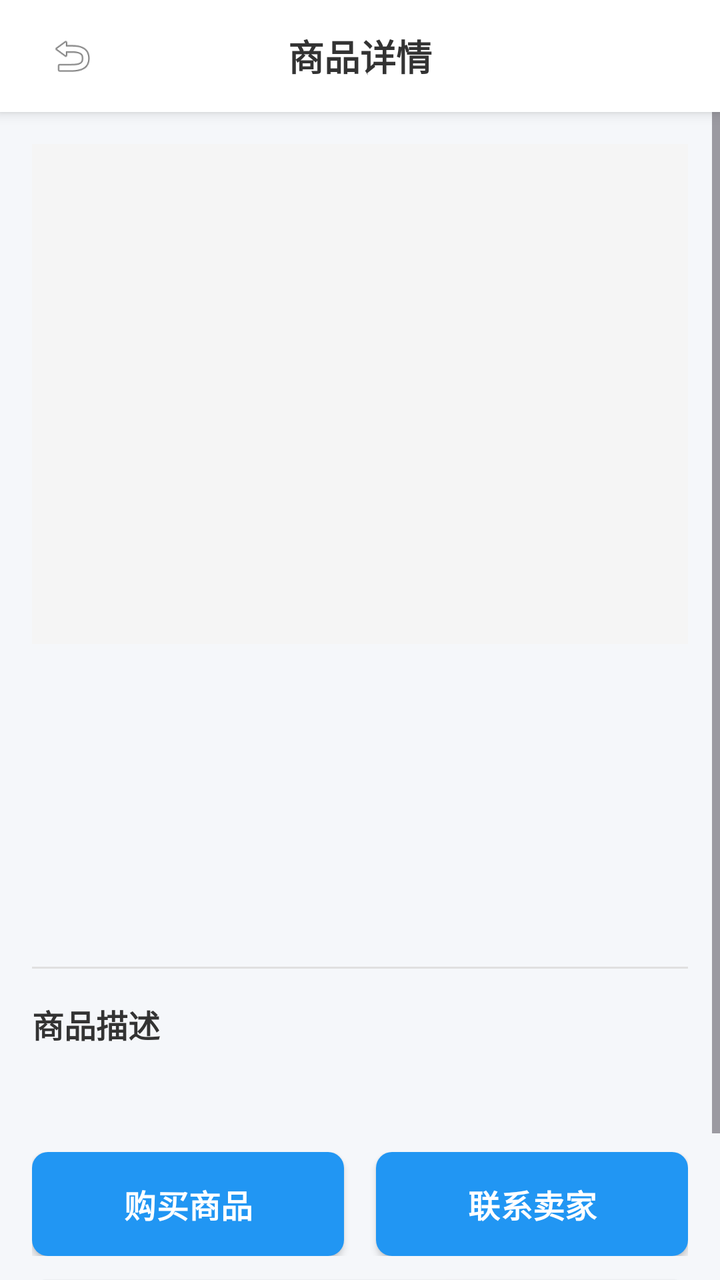
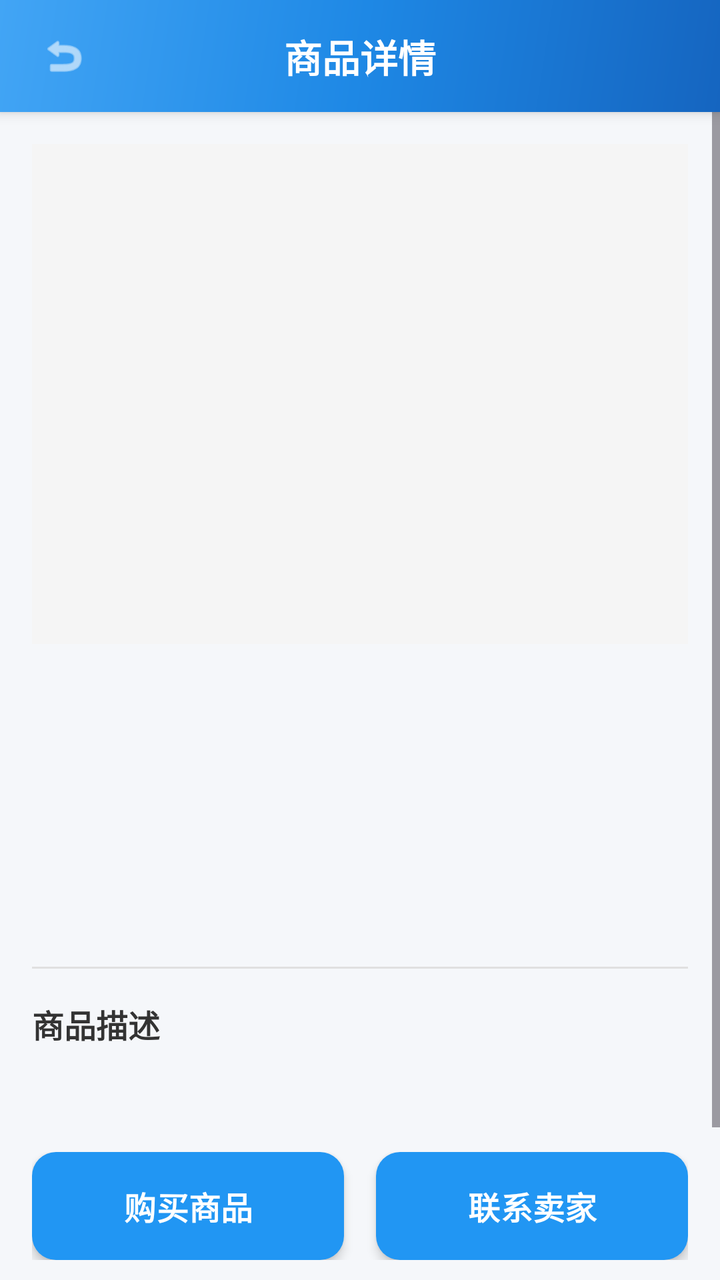

Two renders of the same Android screen: before a commit and after it. Below are the layout's source before the change and the commit's diff.
<!-- AndroidManifest.xml: application theme Theme.SchoolTrade -->
<!-- res/layout/activity_goods_detail.xml -->
<?xml version="1.0" encoding="utf-8"?>
<LinearLayout xmlns:android="http://schemas.android.com/apk/res/android"
    android:layout_width="match_parent"
    android:layout_height="match_parent"
    android:orientation="vertical"
    android:background="@color/bg_gray">

    
    <LinearLayout
        android:layout_width="match_parent"
        android:layout_height="56dp"
        android:orientation="horizontal"
        android:gravity="center_vertical"
        android:paddingHorizontal="16dp"
        android:background="@color/white"
        android:elevation="4dp">

        <ImageView
            android:id="@+id/btn_back"
            android:layout_width="40dp"
            android:layout_height="40dp"
            android:src="@android:drawable/ic_menu_revert"
            android:padding="8dp"
            android:clickable="true"
            android:focusable="true"
            android:background="?attr/selectableItemBackgroundBorderless" />

        <TextView
            android:layout_width="0dp"
            android:layout_height="wrap_content"
            android:layout_weight="1"
            android:text="商品详情"
            android:textSize="18sp"
            android:textStyle="bold"
            android:textColor="@color/text_primary"
            android:gravity="center" />

        <View
            android:layout_width="40dp"
            android:layout_height="40dp" />
    </LinearLayout>

    
    <ScrollView
        android:layout_width="match_parent"
        android:layout_height="match_parent"
        android:fillViewport="true">

        <LinearLayout
            android:layout_width="match_parent"
            android:layout_height="wrap_content"
            android:orientation="vertical"
            android:padding="16dp">

            
            <ImageView
                android:id="@+id/iv_goods_image"
                android:layout_width="match_parent"
                android:layout_height="250dp"
                android:scaleType="centerCrop"
                android:background="#F5F5F5"
                android:layout_marginBottom="16dp" />

            
            <TextView
                android:id="@+id/tv_title"
                android:layout_width="match_parent"
                android:layout_height="wrap_content"
                android:textSize="20sp"
                android:textStyle="bold"
                android:textColor="@color/text_primary"
                android:layout_marginBottom="12dp"/>

            
            <TextView
                android:id="@+id/tv_price"
                android:layout_width="match_parent"
                android:layout_height="wrap_content"
                android:textSize="24sp"
                android:textStyle="bold"
                android:textColor="#FF5722"
                android:layout_marginBottom="12dp"/>

            
            <TextView
                android:id="@+id/tv_user"
                android:layout_width="match_parent"
                android:layout_height="wrap_content"
                android:textSize="14sp"
                android:textColor="@color/text_secondary"
                android:layout_marginBottom="8dp"/>

            
            <TextView
                android:id="@+id/tv_type"
                android:layout_width="match_parent"
                android:layout_height="wrap_content"
                android:textSize="14sp"
                android:textColor="@color/text_secondary"
                android:layout_marginBottom="16dp"/>

            
            <View
                android:layout_width="match_parent"
                android:layout_height="1dp"
                android:background="#E0E0E0"
                android:layout_marginBottom="16dp"/>

            
            <TextView
                android:layout_width="match_parent"
                android:layout_height="wrap_content"
                android:text="商品描述"
                android:textSize="16sp"
                android:textStyle="bold"
                android:textColor="@color/text_primary"
                android:layout_marginBottom="8dp"/>

            <TextView
                android:id="@+id/tv_content"
                android:layout_width="match_parent"
                android:layout_height="wrap_content"
                android:textSize="15sp"
                android:textColor="@color/text_primary"
                android:lineSpacingExtra="4dp"
                android:layout_marginBottom="24dp"/>

            
            <LinearLayout
                android:layout_width="match_parent"
                android:layout_height="wrap_content"
                android:orientation="vertical"
                android:layout_marginBottom="16dp">

                
                <LinearLayout
                    android:layout_width="match_parent"
                    android:layout_height="wrap_content"
                    android:orientation="horizontal">

                    <Button
                        android:id="@+id/btn_buy"
                        android:layout_width="0dp"
                        android:layout_height="52dp"
                        android:layout_weight="1"
                        android:text="购买商品"
                        android:textSize="16sp"
                        android:textStyle="bold"
                        android:background="@drawable/bg_button_primary"
                        android:textColor="@color/white"
                        android:elevation="2dp"
                        android:stateListAnimator="@null"
                        android:layout_marginEnd="8dp"/>

                    <Button
                        android:id="@+id/btn_contact"
                        android:layout_width="0dp"
                        android:layout_height="52dp"
                        android:layout_weight="1"
                        android:text="联系卖家"
                        android:textSize="16sp"
                        android:textStyle="bold"
                        android:background="@drawable/bg_button_gradient"
                        android:textColor="@color/white"
                        android:elevation="2dp"
                        android:stateListAnimator="@null"
                        android:layout_marginStart="8dp"/>
                </LinearLayout>

                
                <Button
                    android:id="@+id/btn_collect"
                    style="@style/Widget.AppCompat.Button.Borderless"
                    android:layout_width="match_parent"
                    android:layout_height="52dp"
                    android:layout_marginTop="12dp"
                    android:text="收藏商品"
                    android:textSize="16sp"
                    android:textStyle="bold"
                    android:textColor="#FFFFFF"
                    android:background="@drawable/bg_button_outline"
                    android:elevation="2dp"
                    android:stateListAnimator="@null"
                    android:paddingStart="16dp"
                    android:paddingEnd="16dp"
                    android:gravity="center"/>
            </LinearLayout>

        </LinearLayout>
    </ScrollView>
</LinearLayout>
<!-- resources referenced by this layout -->
<resources>
  <color name="bg_gray">#F5F7FA</color>
  <color name="text_primary">#333333</color>
  <color name="text_secondary">#757575</color>
  <color name="white">#FFFFFFFF</color>
  <!-- drawable bg_button_gradient (drawable) -->
  <?xml version="1.0" encoding="utf-8"?>
  <shape xmlns:android="http://schemas.android.com/apk/res/android"
      android:shape="rectangle">
      <gradient
          android:startColor="@color/primary_blue"
          android:endColor="@color/primary_dark_blue"
          android:angle="0" />
      <corners android:radius="8dp" />
  </shape>
  <!-- drawable bg_button_outline (drawable) -->
  <?xml version="1.0" encoding="utf-8"?>
  <shape xmlns:android="http://schemas.android.com/apk/res/android"
      android:shape="rectangle">
      <solid android:color="@color/white" />
      <corners android:radius="8dp" />
      <stroke
          android:width="2dp"
          android:color="@color/primary_blue" />
  </shape>
  <!-- drawable bg_button_primary (drawable) -->
  <?xml version="1.0" encoding="utf-8"?>
  <selector xmlns:android="http://schemas.android.com/apk/res/android">
      <item android:state_pressed="true">
          <shape android:shape="rectangle">
              <solid android:color="#1976D2" />
              <corners android:radius="8dp" />
          </shape>
      </item>
      <item>
          <shape android:shape="rectangle">
              <solid android:color="@color/primary_blue" />
              <corners android:radius="8dp" />
          </shape>
      </item>
  </selector>
  <style name="Theme.SchoolTrade" parent="Base.Theme.SchoolTrade" />
  <color name="primary_blue">#2196F3</color>
  <color name="primary_dark_blue">#1976D2</color>
  <style name="Base.Theme.SchoolTrade" parent="Theme.Material3.DayNight.NoActionBar">
          <item name="colorPrimary">@color/primary_blue</item>
          <item name="colorPrimaryVariant">@color/primary_dark_blue</item>
          <item name="colorOnPrimary">@color/white</item>
          <item name="colorSecondary">@color/accent_blue</item>
          <item name="colorSecondaryVariant">@color/teal_700</item>
          <item name="colorOnSecondary">@color/black</item>
          <item name="android:statusBarColor">?attr/colorPrimaryVariant</item>
          <item name="android:windowLightStatusBar">false</item>
      </style>
  <color name="accent_blue">#64B5F6</color>
  <color name="teal_700">#FF018786</color>
  <color name="black">#FF000000</color>
</resources>

<!-- the commit's change to res/layout/activity_goods_detail.xml (unified diff, before → after) -->
@@ -1,5 +1,6 @@
 <?xml version="1.0" encoding="utf-8"?>
 <LinearLayout xmlns:android="http://schemas.android.com/apk/res/android"
+    xmlns:app="http://schemas.android.com/apk/res-auto"
     android:layout_width="match_parent"
     android:layout_height="match_parent"
     android:orientation="vertical"
@@ -9,10 +10,9 @@
     <LinearLayout
         android:layout_width="match_parent"
         android:layout_height="56dp"
-        android:orientation="horizontal"
+        android:background="@drawable/bg_gradient_blue"
         android:gravity="center_vertical"
-        android:paddingHorizontal="16dp"
-        android:background="@color/white"
+        android:paddingHorizontal="12dp"
         android:elevation="4dp">
 
         <ImageView
@@ -20,6 +20,7 @@
             android:layout_width="40dp"
             android:layout_height="40dp"
             android:src="@android:drawable/ic_menu_revert"
+            android:tint="@color/white"
             android:padding="8dp"
             android:clickable="true"
             android:focusable="true"
@@ -30,14 +31,11 @@
             android:layout_height="wrap_content"
             android:layout_weight="1"
             android:text="商品详情"
-            android:textSize="18sp"
+            android:textSize="19sp"
             android:textStyle="bold"
-            android:textColor="@color/text_primary"
-            android:gravity="center" />
-
-        <View
-            android:layout_width="40dp"
-            android:layout_height="40dp" />
+            android:textColor="@color/white"
+            android:gravity="center"
+            android:layout_marginEnd="40dp" />
     </LinearLayout>
 
     
@@ -132,7 +130,6 @@
                 android:orientation="vertical"
                 android:layout_marginBottom="16dp">
 
-                
                 <LinearLayout
                     android:layout_width="match_parent"
                     android:layout_height="wrap_content"
@@ -141,49 +138,45 @@
                     <Button
                         android:id="@+id/btn_buy"
                         android:layout_width="0dp"
-                        android:layout_height="52dp"
+                        android:layout_height="54dp"
                         android:layout_weight="1"
                         android:text="购买商品"
                         android:textSize="16sp"
                         android:textStyle="bold"
                         android:background="@drawable/bg_button_primary"
                         android:textColor="@color/white"
-                        android:elevation="2dp"
+                        android:elevation="3dp"
                         android:stateListAnimator="@null"
                         android:layout_marginEnd="8dp"/>
 
                     <Button
                         android:id="@+id/btn_contact"
                         android:layout_width="0dp"
-                        android:layout_height="52dp"
+                        android:layout_height="54dp"
                         android:layout_weight="1"
                         android:text="联系卖家"
                         android:textSize="16sp"
                         android:textStyle="bold"
                         android:background="@drawable/bg_button_gradient"
                         android:textColor="@color/white"
-                        android:elevation="2dp"
+                        android:elevation="3dp"
                         android:stateListAnimator="@null"
                         android:layout_marginStart="8dp"/>
                 </LinearLayout>
 
-                
                 <Button
                     android:id="@+id/btn_collect"
-                    style="@style/Widget.AppCompat.Button.Borderless"
                     android:layout_width="match_parent"
-                    android:layout_height="52dp"
+                    android:layout_height="54dp"
                     android:layout_marginTop="12dp"
                     android:text="收藏商品"
                     android:textSize="16sp"
                     android:textStyle="bold"
-                    android:textColor="#FFFFFF"
+                    android:textColor="#2196F3"
                     android:background="@drawable/bg_button_outline"
+                    app:backgroundTint="@null"
                     android:elevation="2dp"
-                    android:stateListAnimator="@null"
-                    android:paddingStart="16dp"
-                    android:paddingEnd="16dp"
-                    android:gravity="center"/>
+                    android:stateListAnimator="@null" />
             </LinearLayout>
 
         </LinearLayout>
<!-- resource entries referenced after the edit -->
@@ -9,49 +9,59 @@
   <shape xmlns:android="http://schemas.android.com/apk/res/android"
       android:shape="rectangle">
       <gradient
-          android:startColor="@color/primary_blue"
-          android:endColor="@color/primary_dark_blue"
-          android:angle="0" />
-      <corners android:radius="8dp" />
+          android:startColor="#1565C0"
+          android:endColor="#2196F3"
+          android:angle="90"/>
+      <corners android:radius="12dp"/>
   </shape>
   <!-- drawable bg_button_outline (drawable) -->
   <?xml version="1.0" encoding="utf-8"?>
   <shape xmlns:android="http://schemas.android.com/apk/res/android"
       android:shape="rectangle">
-      <solid android:color="@color/white" />
-      <corners android:radius="8dp" />
-      <stroke
-          android:width="2dp"
-          android:color="@color/primary_blue" />
+      <solid android:color="@color/white"/>
+      <corners android:radius="12dp"/>
+      <stroke android:width="1.5dp" android:color="#2196F3"/>
   </shape>
   <!-- drawable bg_button_primary (drawable) -->
   <?xml version="1.0" encoding="utf-8"?>
   <selector xmlns:android="http://schemas.android.com/apk/res/android">
       <item android:state_pressed="true">
           <shape android:shape="rectangle">
-              <solid android:color="#1976D2" />
-              <corners android:radius="8dp" />
+              <solid android:color="#1565C0"/>
+              <corners android:radius="12dp"/>
           </shape>
       </item>
       <item>
           <shape android:shape="rectangle">
-              <solid android:color="@color/primary_blue" />
-              <corners android:radius="8dp" />
+              <solid android:color="#2196F3"/>
+              <corners android:radius="12dp"/>
           </shape>
       </item>
   </selector>
+  <!-- drawable bg_gradient_blue (drawable) -->
+  <?xml version="1.0" encoding="utf-8"?>
+  <shape xmlns:android="http://schemas.android.com/apk/res/android"
+      android:shape="rectangle">
+      <gradient
+          android:startColor="#1565C0"
+          android:centerColor="#1E88E5"
+          android:endColor="#42A5F5"
+          android:angle="135"
+          android:type="linear"/>
+  </shape>
   <style name="Theme.SchoolTrade" parent="Base.Theme.SchoolTrade" />
   <color name="primary_blue">#2196F3</color>
   <color name="primary_dark_blue">#1976D2</color>
-  <style name="Base.Theme.SchoolTrade" parent="Theme.Material3.DayNight.NoActionBar">
+  <style name="Base.Theme.SchoolTrade" parent="Theme.Material3.Light.NoActionBar">
           <item name="colorPrimary">@color/primary_blue</item>
           <item name="colorPrimaryVariant">@color/primary_dark_blue</item>
           <item name="colorOnPrimary">@color/white</item>
           <item name="colorSecondary">@color/accent_blue</item>
           <item name="colorSecondaryVariant">@color/teal_700</item>
           <item name="colorOnSecondary">@color/black</item>
-          <item name="android:statusBarColor">?attr/colorPrimaryVariant</item>
+          <item name="android:statusBarColor">@color/primary_dark_blue</item>
           <item name="android:windowLightStatusBar">false</item>
+          <item name="android:windowBackground">@color/bg_gray</item>
       </style>
   <color name="accent_blue">#64B5F6</color>
   <color name="teal_700">#FF018786</color>
